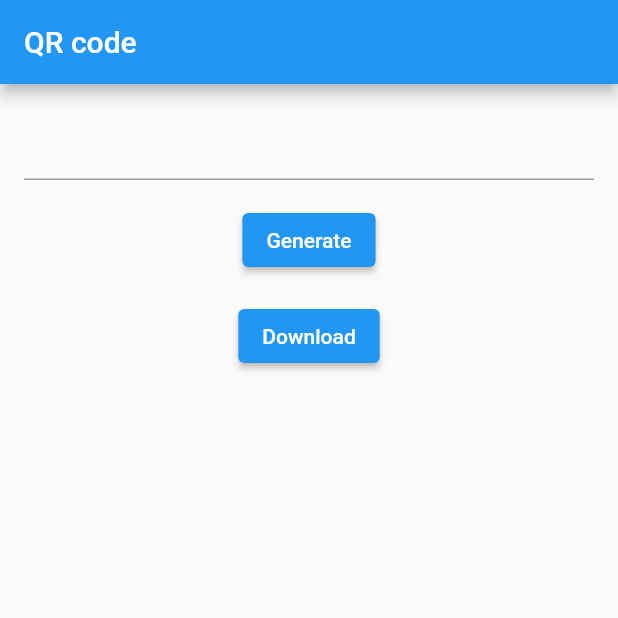
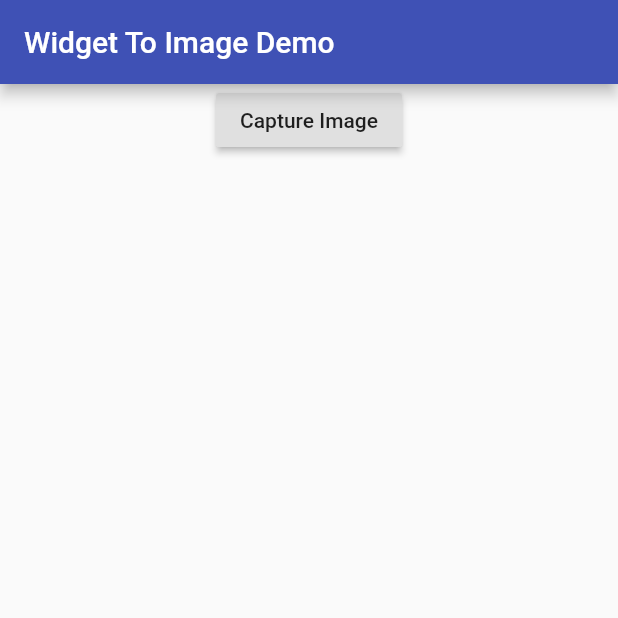
Before and after one commit to gnassro/qr_generator, a Flutter app: the screen it shows after launch, on a phone screen of 412 x 824 dp, the top half of it. Run offline on Flutter 3.47's test engine with Material 2 defaults, Android fonts, the phone set to English and light mode, and no system bars; our stand-ins replace image_gallery_saver, qr_flutter.

Commit message:
code not needed in this app

```diff
--- /dev/null
+++ b/lib/capture_widget.dart
@@ -0,0 +1,88 @@
+import 'dart:async';
+import 'dart:typed_data';
+import 'dart:ui' as ui;
+import 'dart:io';
+import 'package:image_gallery_saver/image_gallery_saver.dart';
+
+import 'package:flutter/material.dart';
+import 'package:flutter/rendering.dart';
+import 'package:path_provider/path_provider.dart';
+import 'package:qr_flutter/qr_flutter.dart';
+
+class CaptureWidget extends StatefulWidget {
+  final Widget child;
+  final Widget capture;
+
+  const CaptureWidget({
+    Key? key,
+    required this.capture,
+    required this.child,
+  }) : super(key: key);
+
+  @override
+  CaptureWidgetState createState() => CaptureWidgetState();
+}
+
+class CaptureWidgetState extends State<CaptureWidget> {
+  final _boundaryKey = GlobalKey();
+
+  Future<CaptureResult> captureImage() async {
+    final pixelRatio = MediaQuery.of(context).devicePixelRatio;
+    final boundary = _boundaryKey.currentContext!.findRenderObject() as RenderRepaintBoundary;
+    final image = await boundary.toImage(pixelRatio: pixelRatio);
+    final data = await image.toByteData(format: ui.ImageByteFormat.png);
+/////
+
+    final data2 = await QrPainter(
+      data: "ffff",
+      version: QrVersions.auto,
+      color: Colors.indigo
+    ).toImageData(2000);
+    /////
+    final directory = await getApplicationDocumentsDirectory();
+    final imagePath = await File('${directory.path}/${DateTime.now().millisecondsSinceEpoch.toString()}.png').create();
+    await imagePath.writeAsBytes(data2!.buffer.asUint8List());
+
+    await ImageGallerySaver.saveFile(imagePath.path);
+
+    print("width=" + image.width.toString() + " - height=" + image.height.toString() + "and pixelRatio=" + pixelRatio.toString());
+
+    return CaptureResult(data!.buffer.asUint8List(), image.width, image.height);
+  }
+
+  @override
+  Widget build(BuildContext context) {
+    return LayoutBuilder(
+      builder: (BuildContext context, BoxConstraints constraints) {
+        final height = constraints.maxHeight * 2;
+        return Stack(
+          fit: StackFit.passthrough,
+          children: <Widget>[
+            widget.child,
+            Positioned(
+              left: 0.0,
+              right: 0.0,
+              top: height,
+              height: height,
+              child: Center(
+                widthFactor: 4400,
+                child: RepaintBoundary(
+                  key: _boundaryKey,
+                  child: widget.capture,
+                ),
+              ),
+            ),
+          ],
+        );
+      },
+    );
+  }
+}
+
+class CaptureResult {
+  final Uint8List data;
+  final int width;
+  final int height;
+
+  const CaptureResult(this.data, this.width, this.height);
+}
--- a/lib/main.dart
+++ b/lib/main.dart
@@ -1,144 +1,77 @@
+import 'dart:async';
+import 'dart:typed_data';
+import 'dart:ui' as ui;
 import 'dart:io';
-import 'dart:typed_data';
-import 'package:permission_handler/permission_handler.dart';
+import 'package:image_gallery_saver/image_gallery_saver.dart';
+
+import 'package:flutter/material.dart';
 import 'package:flutter/rendering.dart';
-import 'package:flutter/material.dart';
 import 'package:path_provider/path_provider.dart';
-import 'package:screenshot/screenshot.dart';
-import 'package:pretty_qr_code/pretty_qr_code.dart';
-import 'package:qr/qr.dart';
-import 'package:image_gallery_saver/image_gallery_saver.dart';
+import 'capture_widget.dart';
 import 'package:qr_flutter/qr_flutter.dart';
 
-void main() => runApp(const MyApp());
-
-class MyApp extends StatelessWidget {
-  const MyApp({Key? key}) : super(key: key);
-
-  @override
-  Widget build(BuildContext context) {
-    return const MaterialApp(
-      title: 'QR Generator',
-      home: MyCustomForm(),
-    );
-  }
+void main() {
+  runApp(
+    MaterialApp(
+      theme: ThemeData(
+        primarySwatch: Colors.indigo,
+        accentColor: Colors.pinkAccent,
+      ),
+      home: ExampleScreen(),
+    ),
+  );
 }
 
-// Define a custom Form widget.
-class MyCustomForm extends StatefulWidget {
-  const MyCustomForm({Key? key}) : super(key: key);
-
+class ExampleScreen extends StatefulWidget {
   @override
-  _MyCustomFormState createState() => _MyCustomFormState();
+  _ExampleScreenState createState() => new _ExampleScreenState();
 }
 
-// Define a corresponding State class.
-// This class holds the data related to the Form.
-class _MyCustomFormState extends State<MyCustomForm> {
-  // Create a text controller and use it to retrieve the current value
-  // of the TextField.
-  final myController = TextEditingController();
-  String? inputTextToGenerate;
-  final _globalKey = GlobalKey();
-  Uint8List? pngBytes;
+class _ExampleScreenState extends State<ExampleScreen> {
+  final _captureKey = GlobalKey<CaptureWidgetState>();
+  Future<CaptureResult>? _image;
 
-  @override
-  void initState() {
-    super.initState();
-    inputTextToGenerate = "";
-  }
-
-  @override
-  void dispose() {
-    // Clean up the controller when the widget is disposed.
-    myController.dispose();
-    super.dispose();
+  void _onCapturePressed() {
+    setState(() {
+      _image = _captureKey.currentState!.captureImage();
+    });
   }
 
   @override
   Widget build(BuildContext context) {
-    return Scaffold(
-      appBar: AppBar(
-        title: const Text('QR code'),
-      ),
-      body: Column(
-        children: [
-          Flexible(
-            child: Padding(
-              padding: const EdgeInsets.all(16.0),
-              child: TextField(
-                keyboardType: TextInputType.multiline,
-                maxLines: null,
-                controller: myController,
+    return CaptureWidget(
+      key: _captureKey,
+      capture: QrImage(
+          constrainErrorBounds: false,
+          backgroundColor: Colors.white,
+          size: 500,
+          data: "hjus",
+          version: QrVersions.auto,
+          gapless: false,
+        ),
+      child: Scaffold(
+        appBar: AppBar(
+          title: Text('Widget To Image Demo'),
+        ),
+        body: FutureBuilder<CaptureResult>(
+          future: _image,
+          builder: (BuildContext context, AsyncSnapshot<CaptureResult> snapshot) {
+            return SingleChildScrollView(
+              child: Column(
+                mainAxisAlignment: MainAxisAlignment.center,
+                children: <Widget>[
+                  Center(
+                    child: RaisedButton(
+                      child: Text('Capture Image'),
+                      onPressed: _onCapturePressed,
+                    ),
+                  ),
+                ],
               ),
-            ),
-          ),
-          ElevatedButton(
-              onPressed: () {
-                setState(() {
-                  inputTextToGenerate = myController.text;
-                });
-              },
-              child: const Text("Generate")),
-          _generateQRImage(inputTextToGenerate),
-          ElevatedButton(
-              onPressed: () {
-                setState(() {
-                  _capturePng(inputTextToGenerate);
-                });
-              },
-              child: const Text("Download")),
-        ],
+            );
+          },
+        ),
       ),
     );
   }
-
-  Future<void> _capturePng(String? textToGenerate) async {
-    try {
-      var permStatus = await Permission.storage.status;
-      if (!permStatus.isGranted) {
-        print("take grant");
-        await Permission.storage.request();
-      } else {
-        print("is granted");
-      }
-
-      ScreenshotController screenshotController = ScreenshotController();
-      screenshotController.captureFromWidget(
-          QrImage(
-            backgroundColor: Colors.white,
-            size: 500,
-            data: textToGenerate!,
-            version: QrVersions.auto,
-            gapless: false,
-          ),
-      ).then((capturedImage) async {
-        if (capturedImage != null) {
-          final directory = await getApplicationDocumentsDirectory();
-          final imagePath = await File('${directory.path}/${DateTime.now().millisecondsSinceEpoch.toString()}.png').create();
-          await imagePath.writeAsBytes(capturedImage);
-
-          await ImageGallerySaver.saveFile(imagePath.path);
-        }
-        pngBytes = capturedImage;
-
-      });
-    } catch (e) {
-      print("EXCEPTION!!!");
-      print(e);
-    }
-  }
-
-  Widget _generateQRImage(String? textToGenerate) {
-    if (textToGenerate != "") {
-      return PrettyQr(
-        image: const AssetImage('assets/images/my_embedded_image.png'),
-        size: 200,
-        data: textToGenerate!,
-        errorCorrectLevel: QrErrorCorrectLevel.M,
-        roundEdges: true,
-      );
-    }
-    return const Text("");
-  }
 }
```
